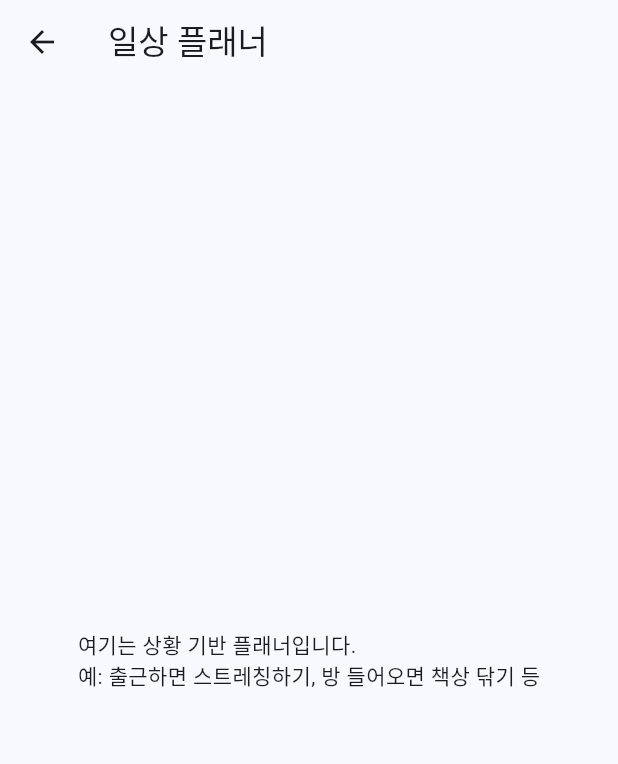
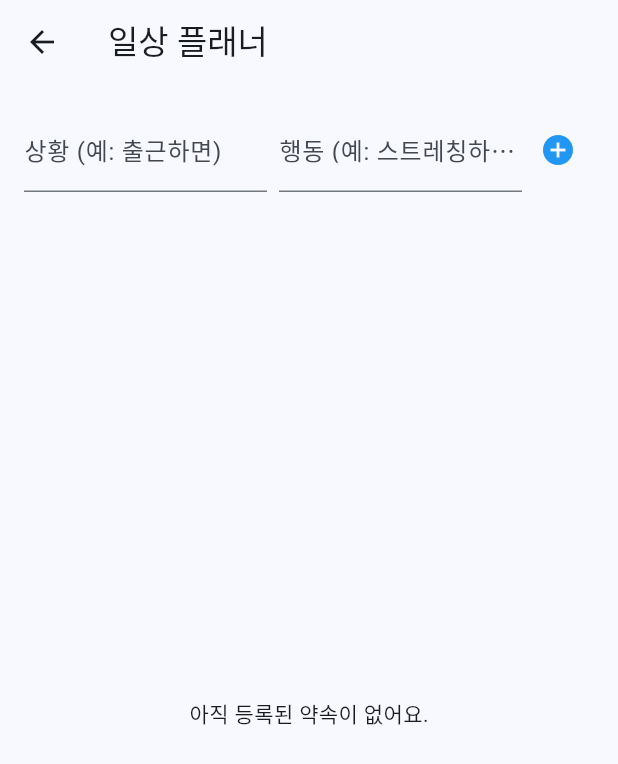
Before and after one commit to JeongHyeon-Jo/abeul_planner, a Flutter app: the DailyPlannerScreen screen opened directly, on a phone screen of 412 x 824 dp. Shown: the top 764 px of the screen. Run offline on Flutter 3.47's test engine with Material 3 defaults, Android fonts, the phone set to English and light mode, and no system bars; our stand-ins replace go_router, table_calendar.

Commit message:
[Feat] daily_planner_screen.dart UI 초안 작성

```diff
--- a/lib/features/daily_planner/presentation/screen/daily_planner_sceen.dart
+++ b/lib/features/daily_planner/presentation/screen/daily_planner_sceen.dart
@@ -1,7 +1,37 @@
 import 'package:flutter/material.dart';
 
-class DailyPlannerScreen extends StatelessWidget {
+class DailyPlannerScreen extends StatefulWidget {
   const DailyPlannerScreen({super.key});
+
+  @override
+  State<DailyPlannerScreen> createState() => _DailyPlannerScreenState();
+}
+
+class _DailyPlannerScreenState extends State<DailyPlannerScreen> {
+  final TextEditingController _situationController = TextEditingController();
+  final TextEditingController _actionController = TextEditingController();
+
+  final List<String> _dailyPlans = [];
+
+  void _addPlan() {
+    final situation = _situationController.text.trim();
+    final action = _actionController.text.trim();
+
+    if (situation.isNotEmpty && action.isNotEmpty) {
+      setState(() {
+        _dailyPlans.add('[$situation] → $action');
+        _situationController.clear();
+        _actionController.clear();
+      });
+    }
+  }
+
+  @override
+  void dispose() {
+    _situationController.dispose();
+    _actionController.dispose();
+    super.dispose();
+  }
 
   @override
   Widget build(BuildContext context) {
@@ -9,8 +39,54 @@ class DailyPlannerScreen extends StatelessWidget {
       appBar: AppBar(
         title: const Text('일상 플래너'),
       ),
-      body: const Center(
-        child: Text('여기는 상황 기반 플래너입니다.\n예: 출근하면 스트레칭하기, 방 들어오면 책상 닦기 등'),
+      body: Padding(
+        padding: const EdgeInsets.all(16.0),
+        child: Column(
+          children: [
+            // 상황 + 행동 입력 필드
+            Row(
+              children: [
+                Expanded(
+                  child: TextField(
+                    controller: _situationController,
+                    decoration: const InputDecoration(
+                      labelText: '상황 (예: 출근하면)',
+                    ),
+                  ),
+                ),
+                const SizedBox(width: 8),
+                Expanded(
+                  child: TextField(
+                    controller: _actionController,
+                    decoration: const InputDecoration(
+                      labelText: '행동 (예: 스트레칭하기)',
+                    ),
+                  ),
+                ),
+                IconButton(
+                  onPressed: _addPlan,
+                  icon: const Icon(Icons.add_circle),
+                  color: Colors.blue,
+                )
+              ],
+            ),
+            const SizedBox(height: 16),
+            // 약속 리스트
+            Expanded(
+              child: _dailyPlans.isEmpty
+                  ? const Center(child: Text('아직 등록된 약속이 없어요.'))
+                  : ListView.builder(
+                      itemCount: _dailyPlans.length,
+                      itemBuilder: (context, index) {
+                        return ListTile(
+                          leading: const Icon(Icons.check_circle_outline),
+                          title: Text(_dailyPlans[index]),
+                        );
+                      },
+                    ),
+            ),
+          ],
+        ),
       ),
     );
   }
```
